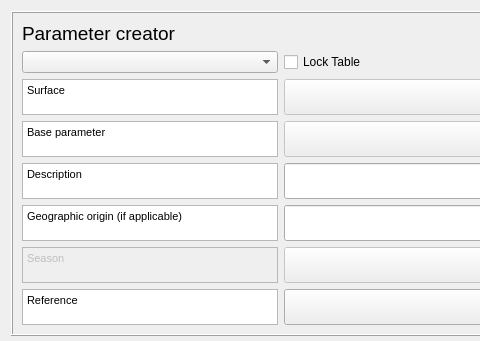
First picture: the form in tabs/parameter_creator_tab.ui, repository gusbacos/suews_database_manager, before the edit; both pictures show x 0 to 480 and y 0 to 341 of the 1064 by 479 pixel window.
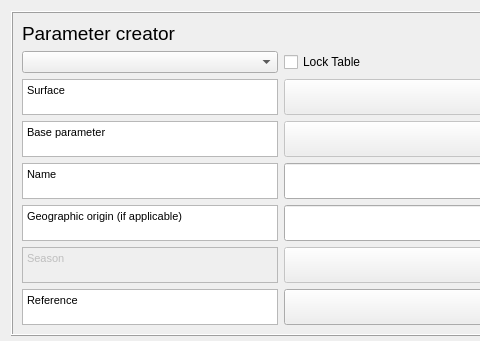
Second picture: the form after the edit. Custom widgets are drawn as their Qt base class.

Commit message: change name on Description descOrigin to Name and nameOrigin

The edit to the form file:
```diff
--- a/tabs/parameter_creator_tab.ui
+++ b/tabs/parameter_creator_tab.ui
@@ -255,7 +255,7 @@
 &lt;html&gt;&lt;head&gt;&lt;meta name=&quot;qrichtext&quot; content=&quot;1&quot; /&gt;&lt;style type=&quot;text/css&quot;&gt;
 p, li { white-space: pre-wrap; }
 &lt;/style&gt;&lt;/head&gt;&lt;body style=&quot; font-family:'MS Shell Dlg 2'; font-size:8.25pt; font-weight:400; font-style:normal;&quot;&gt;
-&lt;p style=&quot; margin-top:0px; margin-bottom:0px; margin-left:0px; margin-right:0px; -qt-block-indent:0; text-indent:0px;&quot;&gt;&lt;span style=&quot; font-size:8pt;&quot;&gt;Description&lt;/span&gt;&lt;/p&gt;&lt;/body&gt;&lt;/html&gt;</string>
+&lt;p style=&quot; margin-top:0px; margin-bottom:0px; margin-left:0px; margin-right:0px; -qt-block-indent:0; text-indent:0px;&quot;&gt;&lt;span style=&quot; font-size:8pt;&quot;&gt;Name&lt;/span&gt;&lt;/p&gt;&lt;/body&gt;&lt;/html&gt;</string>
         </property>
        </widget>
       </item>
```
Left out of the diff: 2 changed lines with no effect on the pictures. The commit also changes 29 other files.
